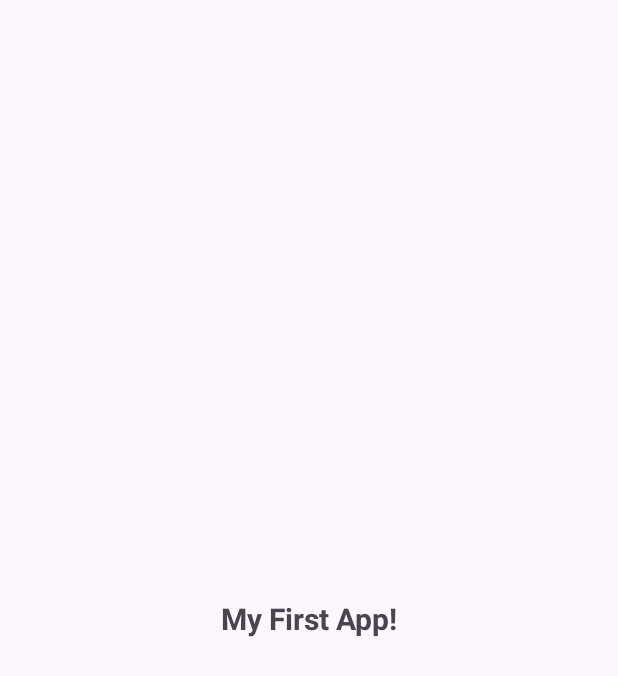
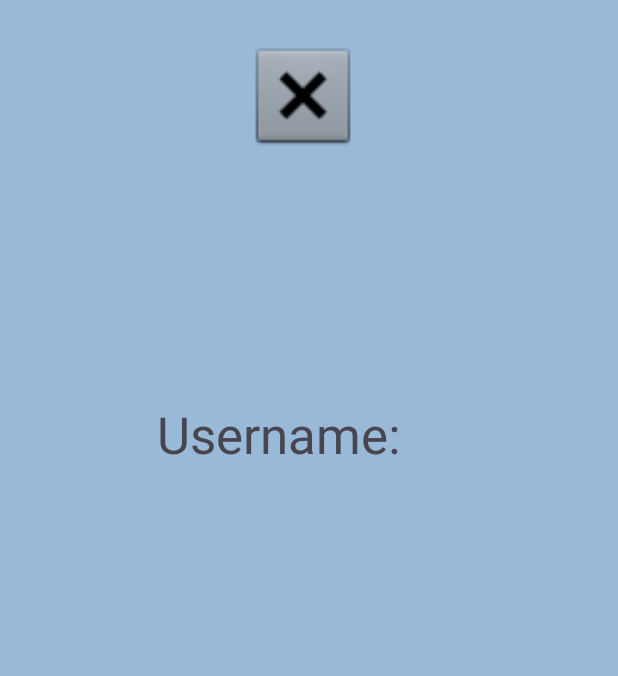
Before and after one commit to JohnDSmith98/CourseworkAppProper, an Android app: the screen it shows after launch (MainActivity), on a phone screen of 412 x 824 dp. Shown: the top 676 px of the screen. Run offline under Robolectric (Android 15) with nearby library versions, the phone set to English and light mode, and no system bars.

Commit message:
Background and test

```diff
--- a/app/src/main/res/layout/activity_main.xml
+++ b/app/src/main/res/layout/activity_main.xml
@@ -7,16 +7,30 @@
     android:layout_height="match_parent"
     tools:context=".MainActivity">
 
+    <ImageView
+        android:id="@+id/imageView2"
+        android:layout_width="140dp"
+        android:layout_height="79dp"
+        android:layout_marginStart="132dp"
+        android:layout_marginTop="24dp"
+        android:layout_marginEnd="132dp"
+        app:layout_constraintEnd_toEndOf="parent"
+        app:layout_constraintHorizontal_bias="0.0"
+        app:layout_constraintStart_toStartOf="parent"
+        app:layout_constraintTop_toTopOf="parent"
+        app:srcCompat="@android:drawable/btn_dialog" />
+
     <TextView
-        android:id="@+id/textView"
-        android:layout_width="wrap_content"
-        android:layout_height="wrap_content"
-        android:text="My First App!"
-        android:textSize="20dp"
-        android:textStyle="bold"
-        app:layout_constraintBottom_toBottomOf="parent"
+        android:id="@+id/textView2"
+        android:layout_width="203dp"
+        android:layout_height="49dp"
+        android:layout_marginStart="104dp"
+        android:layout_marginTop="163dp"
+        android:layout_marginEnd="104dp"
+        android:text="@string/username"
+        android:textSize="34sp"
         app:layout_constraintEnd_toEndOf="parent"
         app:layout_constraintStart_toStartOf="parent"
-        app:layout_constraintTop_toTopOf="parent" />
+        app:layout_constraintTop_toBottomOf="@+id/imageView2" />
 
 </androidx.constraintlayout.widget.ConstraintLayout>
--- a/app/src/main/res/values/colors.xml
+++ b/app/src/main/res/values/colors.xml
@@ -2,4 +2,5 @@
 <resources>
     <color name="black">#FF000000</color>
     <color name="white">#FFFFFFFF</color>
+    <color name="softblue">#99B9D9</color>
 </resources>
--- a/app/src/main/res/values/strings.xml
+++ b/app/src/main/res/values/strings.xml
@@ -1,3 +1,5 @@
 <resources>
     <string name="app_name">CourseworkAppProper</string>
+    <string name="username">Username:</string>
+    <string name="password">Password:</string>
 </resources>
--- a/app/src/main/res/values/themes.xml
+++ b/app/src/main/res/values/themes.xml
@@ -2,6 +2,7 @@
     <!-- Base application theme. -->
     <style name="Base.Theme.CourseworkAppProper" parent="Theme.Material3.DayNight.NoActionBar">
         <!-- Customize your light theme here. -->
+        <item name="android:windowBackground">@color/softblue</item>
         <!-- <item name="colorPrimary">@color/my_light_primary</item> -->
     </style>
 
```
